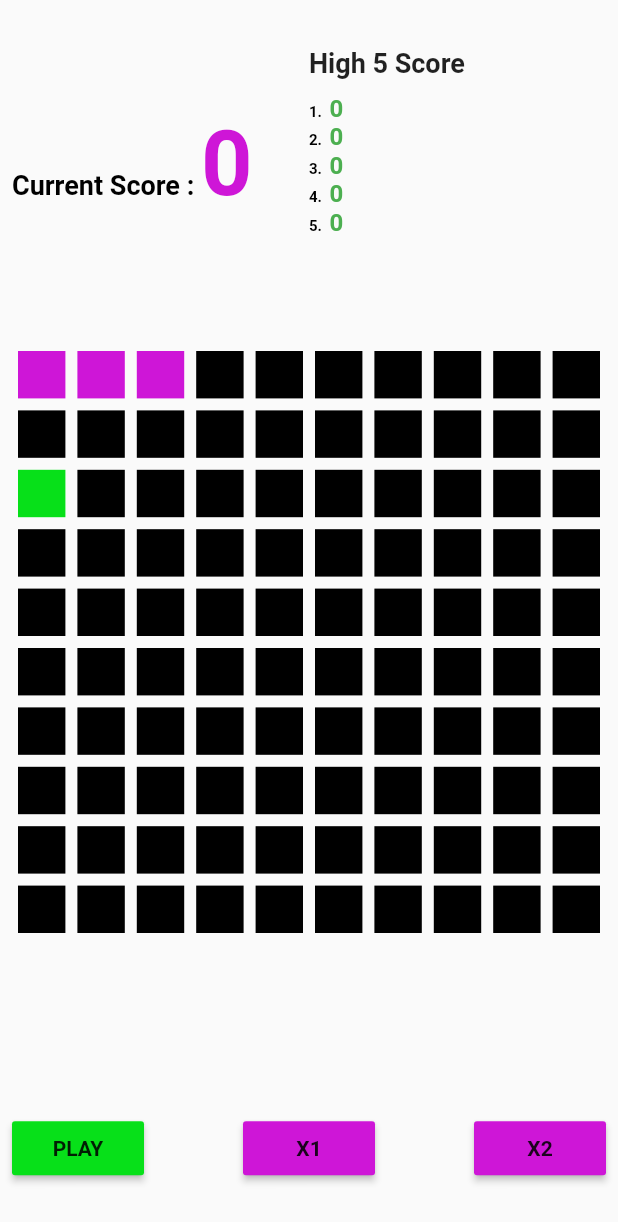
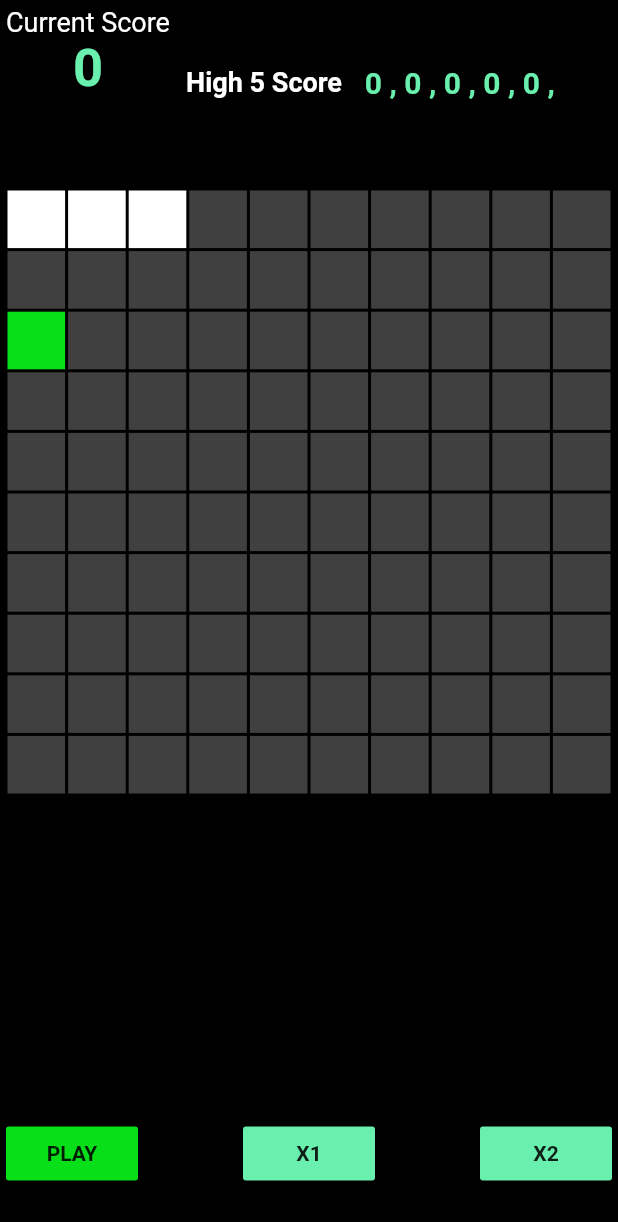
Before and after one commit to mohamedKhalid1/snackGame-app-Flutter, a Flutter app: the screen it shows after launch, on a phone screen of 412 x 824 dp. Shown: the top 1222 px of the screen. Run offline on Flutter 3.47's test engine with Material 2 defaults, Android fonts, the light colour scheme and no system bars; our stand-ins replace shared_preferences.

Commit message:
update all project

```diff
--- a/lib/main.dart
+++ b/lib/main.dart
@@ -8,25 +8,17 @@ void main() {
 class MyApp extends StatelessWidget {
   const MyApp({super.key});
 
-  // This widget is the root of your application.
   @override
   Widget build(BuildContext context) {
     return MaterialApp(
+      themeMode: ThemeMode.dark,
       debugShowCheckedModeBanner: false,
       title: 'Flutter Demo',
       theme: ThemeData(
-        // This is the theme of your application.
-        //
-        // Try running your application with "flutter run". You'll see the
-        // application has a blue toolbar. Then, without quitting the app, try
-        // changing the primarySwatch below to Colors.green and then invoke
-        // "hot reload" (press "r" in the console where you ran "flutter run",
-        // or simply save your changes to "hot reload" in a Flutter IDE).
-        // Notice that the counter didn't reset back to zero; the application
-        // is not restarted.
+        scaffoldBackgroundColor: Colors.black,
         primarySwatch: Colors.blue,
       ),
-      home: Home(),
+      home: const Home(),
     );
   }
 }
--- a/lib/views/screens/home.dart
+++ b/lib/views/screens/home.dart
@@ -155,14 +155,14 @@ class _HomeState extends State<Home> {
                 content: Text(
                   "Score : $currentScore",
                   style: const TextStyle(
-                    color: Color.fromARGB(255, 206, 22, 215),
+                    //color: Color.fromARGB(255, 206, 22, 215),
                     fontWeight: FontWeight.bold,
                     fontSize: 20,
                   ),
                 ),
                 actions: [
                   ButtonWidget(
-                      color: const Color.fromARGB(255, 206, 22, 215),
+                      color: Colors.green,
                       press: () {
                         setState(() {
                           newGame();
@@ -183,18 +183,18 @@ class _HomeState extends State<Home> {
     return Scaffold(
       body: SafeArea(
         child: Padding(
-          padding: const EdgeInsets.all(8.0),
+          padding: const EdgeInsets.all(4.0),
           child: Column(
             children: [
               Expanded(
-                flex: 2,
+                flex: 1,
                 child: ScoreWidget(
                   currentScore: currentScore,
                   highScore: highScore,
                 ),
               ),
               Expanded(
-                flex: 5,
+                flex: 6,
                 child: GestureDetector(
                   onHorizontalDragUpdate: (details) {
                     if (details.delta.dx > 0 &&
@@ -220,13 +220,12 @@ class _HomeState extends State<Home> {
                     itemCount: sumOfPixels,
                     itemBuilder: (context, index) {
                       if (snackPosition.contains(index)) {
-                        return const PixelsColor(
-                            Color.fromARGB(255, 206, 22, 215));
+                        return const PixelsColor(Colors.white);
                       } else if (foodValue == index) {
                         return const PixelsColor(
                             Color.fromARGB(255, 7, 224, 25));
                       } else {
-                        return const PixelsColor(Colors.black);
+                        return const PixelsColor(Color(0xFF404040));
                       }
                     },
                     gridDelegate: SliverGridDelegateWithFixedCrossAxisCount(
@@ -247,7 +246,7 @@ class _HomeState extends State<Home> {
                       },
                       text: "PLAY"),
                   ButtonWidget(
-                      color: const Color.fromARGB(255, 206, 22, 215),
+                      color: Colors.greenAccent,
                       press: () {
                         if (speed != 160) {
                           speed = 160;
@@ -255,7 +254,7 @@ class _HomeState extends State<Home> {
                       },
                       text: "X1"),
                   ButtonWidget(
-                      color: const Color.fromARGB(255, 206, 22, 215),
+                      color: Colors.greenAccent,
                       press: () {
                         if (speed != 120) {
                           speed = 120;
--- a/lib/views/widgets/pixels_color.dart
+++ b/lib/views/widgets/pixels_color.dart
@@ -7,7 +7,7 @@ class PixelsColor extends StatelessWidget {
   @override
   Widget build(BuildContext context) {
     return Padding(
-      padding: const EdgeInsets.all(4.0),
+      padding: const EdgeInsets.all(1.0),
       child: Container(
         color: color,
       ),
--- a/lib/views/widgets/score_widget.dart
+++ b/lib/views/widgets/score_widget.dart
@@ -1,8 +1,8 @@
 import 'package:flutter/material.dart';
-import 'package:snack_game2/views/widgets/text_rich.dart';
 
 class ScoreWidget extends StatelessWidget {
-  const ScoreWidget({super.key, required this.highScore, required this.currentScore});
+  const ScoreWidget(
+      {super.key, required this.highScore, required this.currentScore});
 
   final int currentScore;
   final List<int> highScore;
@@ -10,54 +10,52 @@ class ScoreWidget extends StatelessWidget {
   @override
   Widget build(BuildContext context) {
     return Row(
+      mainAxisAlignment: MainAxisAlignment.spaceBetween,
       children: [
-        Expanded(
-          child: TextRich(
-              text1: "Current Score : ",
-              color1: Colors.black,
-              size1: 18,
-              text2: "$currentScore",
-              color2: const Color.fromARGB(255, 206, 22, 215),
-              size2: 60),
-        ),
-        //const VerticalDivider(thickness: 2),
-        Expanded(
-          child: SingleChildScrollView(
-            child: Column(
-              crossAxisAlignment: CrossAxisAlignment.start,
+        Column(
           children: [
             const Text(
-                  "High 5 Score",
+              "Current Score",
+              style: TextStyle(color: Colors.white, fontSize: 18),
+            ),
+            Text("$currentScore",
+                style: const TextStyle(
+                    color: Colors.greenAccent,
+                    fontSize: 35,
+                    fontWeight: FontWeight.bold)),
+          ],
+        ),
+        const Text(
+          "High 5 Score ",
           style: TextStyle(
+            color: Colors.white,
             fontSize: 18,
             fontWeight: FontWeight.bold,
           ),
         ),
-                const SizedBox(
-                  height: 10,
-                ),
         SizedBox(
-                  height: MediaQuery.of(context).size.height * 0.15,
+          height: MediaQuery.of(context).size.height * 0.1,
           width: MediaQuery.of(context).size.width * 0.4,
           child: ListView.builder(
+            scrollDirection: Axis.horizontal,
             physics: const AlwaysScrollableScrollPhysics(),
             itemCount: 5,
             itemBuilder: (context, index) {
-                      return TextRich(
-                          text1: "${index + 1}.  ",
-                          color1: Colors.black,
-                          size1: 10,
-                          text2: "${highScore[index]}",
-                          color2: Colors.green,
-                          size2: 16);
+              return Row(
+                children: [
+                  Text(
+                    "${highScore[index]} , ",
+                    style: const TextStyle(
+                        color: Colors.greenAccent,
+                        fontSize: 20,
+                        fontWeight: FontWeight.bold),
+                  ),
+                ],
+              );
             },
           ),
         ),
       ],
-            ),
-          ),
-        )
-      ],
     );
   }
 }
--- a/lib/views/widgets/text_rich.dart
+++ /dev/null
@@ -1,38 +0,0 @@
-import 'package:flutter/material.dart';
-
-class TextRich extends StatelessWidget {
-  const TextRich({
-    super.key,
-    required this.text1,
-    required this.color1,
-    required this.size1,
-    required this.text2,
-    required this.color2,
-    required this.size2,
-  });
-
-  final String text1;
-  final String text2;
-  final Color color1;
-  final Color color2;
-  final double size1;
-  final double size2;
-
-  @override
-  Widget build(BuildContext context) {
-    return Text.rich(
-      TextSpan(
-          text: text1,
-          style: TextStyle(
-              fontWeight: FontWeight.bold, fontSize: size1, color: color1),
-          children: [
-            TextSpan(
-                text: text2,
-                style: TextStyle(
-                  color: color2,
-                  fontSize: size2,
-                )),
-          ]),
-    );
-  }
-}
```
Also changed, not shown: pubspec.lock. Lines whose indentation alone changed are shown as unchanged.
